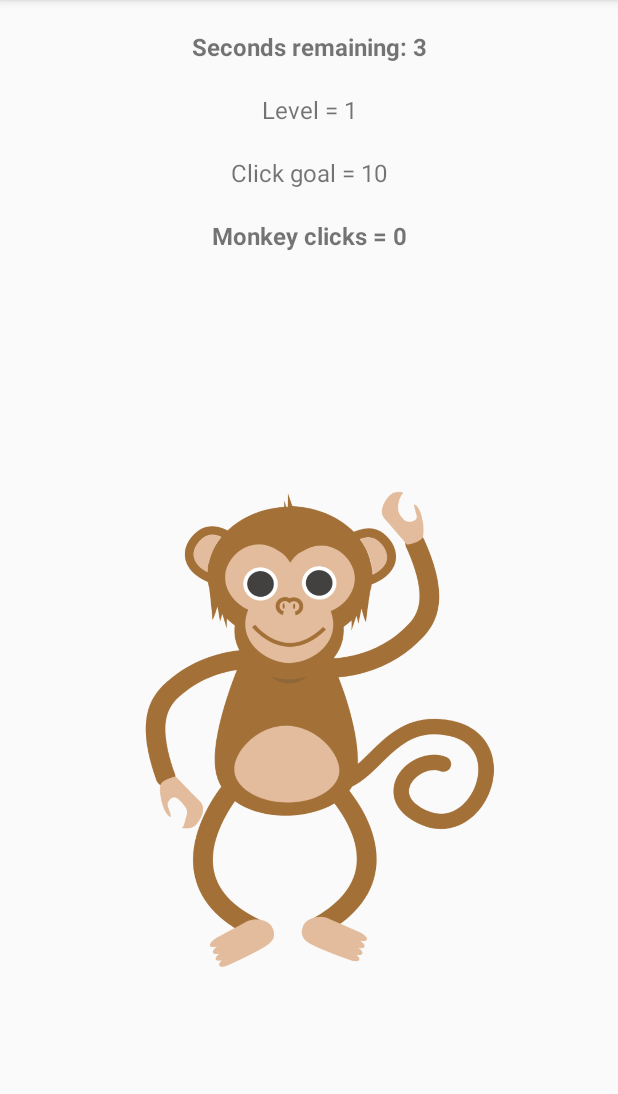
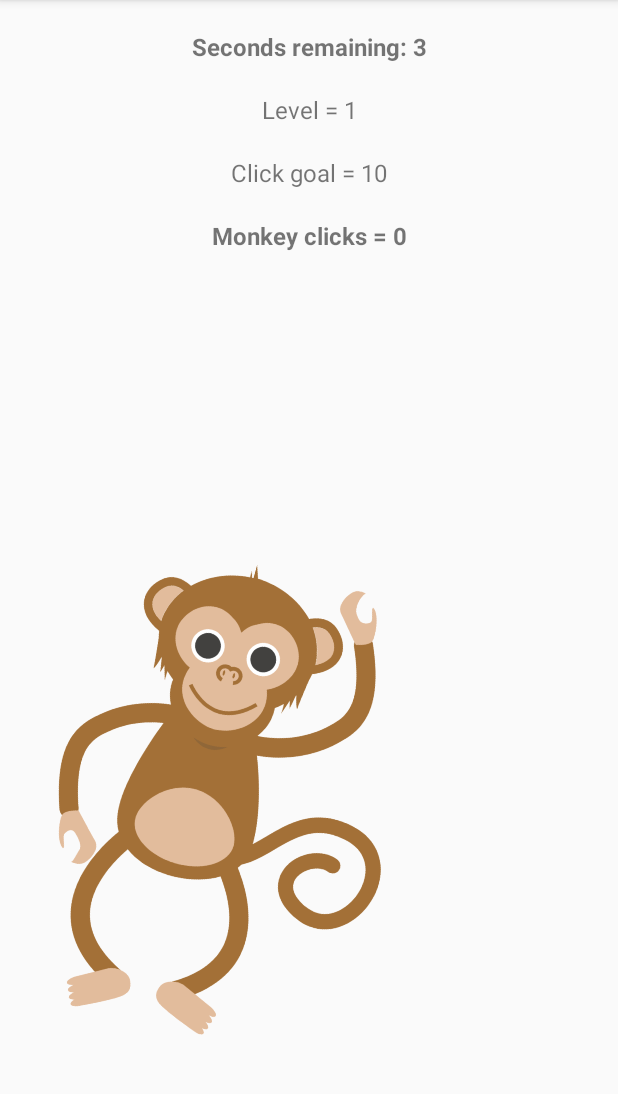
Before and after one commit to KSU-Mobile-Dev-Club/ClickerMonkey3_Android, an Android app: the screen it shows after launch (MainActivity), on a phone screen of 412 x 824 dp, the part 84-1178 px from its top. Run offline under Robolectric (Android 15) with nearby library versions, the phone set to English and light mode, and no system bars.

Commit message:
Using just one monkey image file and rotating it with an xml file

```diff
--- a/app/src/main/java/club/dev/mobile/ksu/clickermonkey3_android/MainActivity.java
+++ b/app/src/main/java/club/dev/mobile/ksu/clickermonkey3_android/MainActivity.java
@@ -1,12 +1,13 @@
 package club.dev.mobile.ksu.clickermonkey3_android;
 
 import android.content.DialogInterface;
-import android.graphics.drawable.AnimationDrawable;
 import android.os.CountDownTimer;
 import android.support.v7.app.AlertDialog;
 import android.support.v7.app.AppCompatActivity;
 import android.os.Bundle;
 import android.view.View;
+import android.view.animation.Animation;
+import android.view.animation.AnimationUtils;
 import android.widget.ImageView;
 import android.widget.TextView;
 
@@ -16,7 +17,7 @@ public class MainActivity extends AppCompatActivity {
     private TextView countdownTimerTV;
     private TextView clickGoalTV;
     private TextView levelTV;
-    private AnimationDrawable dancingMonkeyAnimation;
+    private Animation dancingMonkeyAnimation;
     private int level = 1;
     private int monkeyClicks;
     private static final int TIMER_LENGTH = 11;
@@ -33,7 +34,7 @@ public class MainActivity extends AppCompatActivity {
         countdownTimerTV = findViewById(R.id.countdown_timer);
         clickGoalTV = findViewById(R.id.click_goal);
         dancingMonkey = findViewById(R.id.dancing_monkey);
-
+        dancingMonkeyAnimation = AnimationUtils.loadAnimation(this, R.anim.dancing_monkey);
         startRound();
     }
 
@@ -55,8 +56,7 @@ public class MainActivity extends AppCompatActivity {
     }
 
     private void startAnimation() {
-        dancingMonkeyAnimation = (AnimationDrawable) dancingMonkey.getBackground();
-        dancingMonkeyAnimation.start();
+        dancingMonkey.startAnimation(dancingMonkeyAnimation);
     }
 
     private void startTimer() {
@@ -79,7 +79,7 @@ public class MainActivity extends AppCompatActivity {
     }
 
     private void onTimeOut() {
-        dancingMonkeyAnimation.stop();
+        dancingMonkeyAnimation.cancel();
         dancingMonkey.setOnClickListener(null);
         if (monkeyClicks < (10*level)) {
             onLose();
--- /dev/null
+++ b/app/src/main/res/anim/dancing_monkey.xml
@@ -0,0 +1,13 @@
+<?xml version="1.0" encoding="utf-8"?>
+<rotate
+    xmlns:android="http://schemas.android.com/apk/res/android"
+    android:duration="500"
+    android:interpolator="@android:anim/linear_interpolator"
+    android:pivotX="50%"
+    android:pivotY="50%"
+    android:repeatCount="infinite"
+    android:repeatMode="reverse"
+    android:fromDegrees="-15"
+    android:toDegrees="15">
+
+</rotate>
--- a/app/src/main/res/drawable/monkey_animation.xml
+++ /dev/null
@@ -1,8 +0,0 @@
-<?xml version="1.0" encoding="utf-8"?>
-<animation-list xmlns:android="http://schemas.android.com/apk/res/android"
-    android:oneshot="false">
-    <item android:drawable="@drawable/monkey1" android:duration="300"/>
-    <item android:drawable="@drawable/monkey2" android:duration="300"/>
-    <item android:drawable="@drawable/monkey1" android:duration="300"/>
-    <item android:drawable="@drawable/monkey3" android:duration="300"/>
-</animation-list>
--- a/app/src/main/res/layout/activity_main.xml
+++ b/app/src/main/res/layout/activity_main.xml
@@ -50,7 +50,7 @@
 
     <ImageView
         android:id="@+id/dancing_monkey"
-        android:background="@drawable/monkey_animation"
+        android:src="@drawable/monkey"
         android:layout_width="wrap_content"
         android:layout_height="400dp"
         android:layout_marginTop="10dp"
```
Also changed, not shown: app/src/main/res/drawable/monkey.png (renamed from app/src/main/res/drawable/monkey1.png), app/src/main/res/drawable/monkey2.png (deleted), app/src/main/res/drawable/monkey3.png (deleted).
